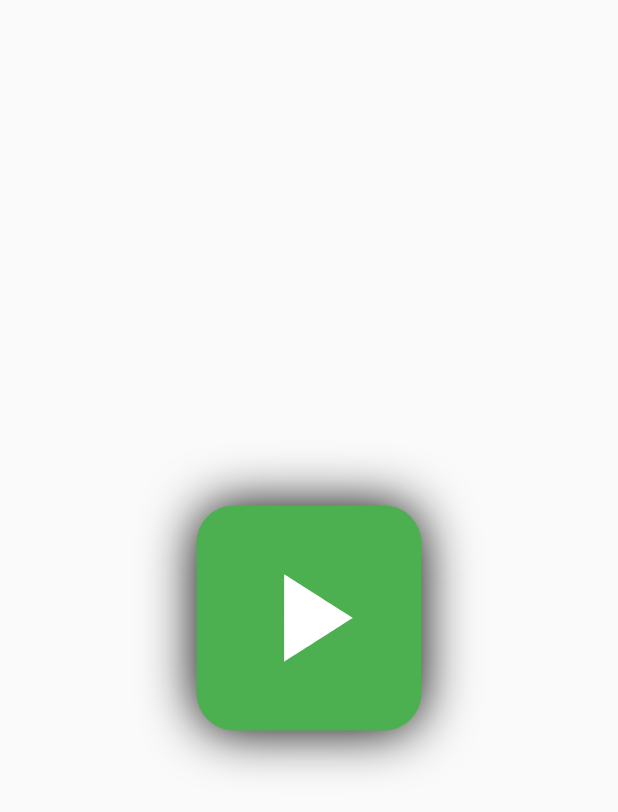
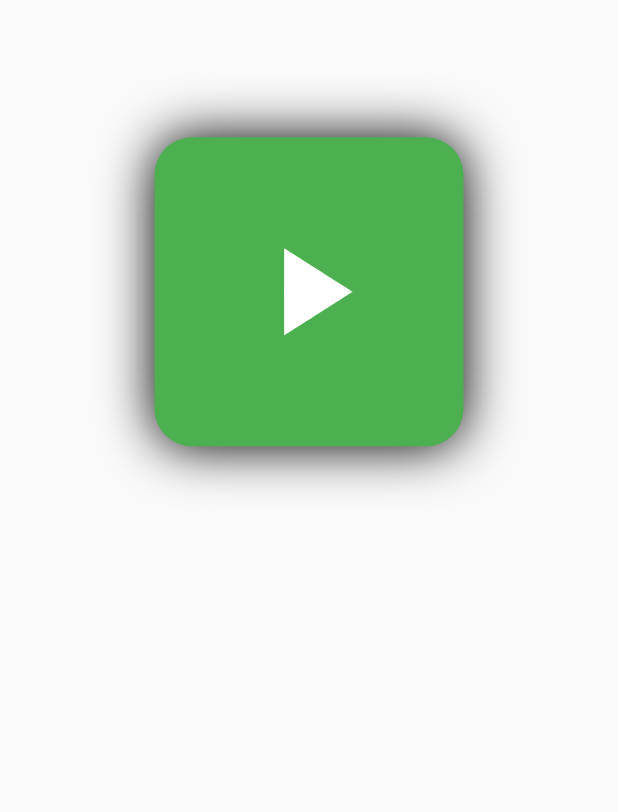
Before and after one commit to lsw0717/Flutter-CompanyManager, a Flutter app: the AttendancePage screen opened by its route, on a phone screen of 412 x 824 dp. Shown: the top 812 px of the screen. Run offline on Flutter 3.47's test engine with Material 2 defaults, Android fonts, the phone set to English and light mode, and no system bars; our stand-ins replace connectivity_plus, firebase_core, permission_handler; missing offline and left inert: app_settings, network_info_plus; accounts and stored records are empty.

```diff
--- a/lib/attendance_page.dart
+++ b/lib/attendance_page.dart
@@ -154,12 +154,13 @@ class _AttendancePageState extends State<AttendancePage>
   Widget build(BuildContext context) {
     return SafeArea(
       child: Scaffold(
-        body: Center(
-          child: Column(
-            mainAxisAlignment: MainAxisAlignment.center,
-            children: [
-              //버튼에 애니메이션주기
-              AnimatedRotation(
+        body: Stack(
+          children: [
+            //출퇴근 버튼
+            Positioned(
+              top: MediaQuery.of(context).size.height/9,
+              left: MediaQuery.of(context).size.width/4,
+              child: AnimatedRotation(
                 curve: Curves.easeOutExpo,
                 turns: turns,
                 duration: Duration(seconds: 1),
@@ -186,8 +187,8 @@ class _AttendancePageState extends State<AttendancePage>
                     ),
                     //Anumated Icon 파트
                     child: SizedBox(
-                      height: 150,
-                      width: 150,
+                      height: MediaQuery.of(context).size.width/2,
+                      width: MediaQuery.of(context).size.width/2,
                       child: Center(
                         child: AnimatedIcon(
                           icon: AnimatedIcons.play_pause,
@@ -200,8 +201,8 @@ class _AttendancePageState extends State<AttendancePage>
                   ),
                 ),
               ),
-            ],
-          ),
+            )
+          ],
         ),
       ),
     );
```
Also changed, not shown: 2 other files.
